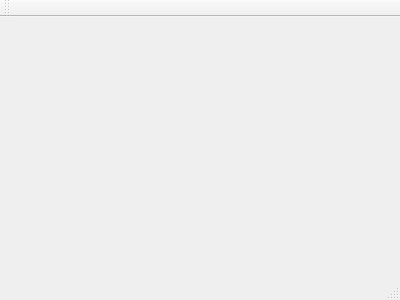
The window that View/matricedfview.ui (Valkaryne/Matrice600DF) describes before a commit, drawn with Qt 5.
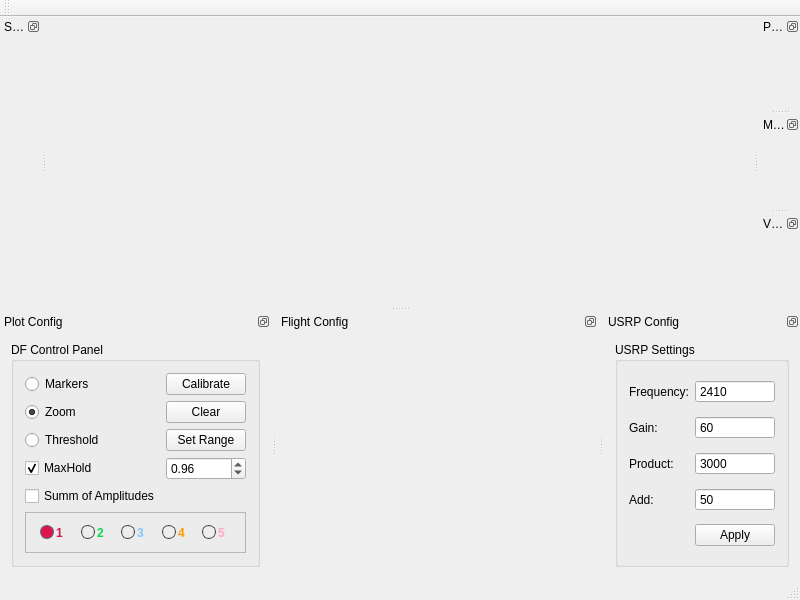
The same window after the commit.

Commit message: Added "DF Settings" and "USRP Settings" panels

```diff
--- a/View/matricedfview.ui
+++ b/View/matricedfview.ui
@@ -1,24 +1,559 @@
 <ui version="4.0">
  <class>MatriceDFView</class>
- <widget class="QMainWindow" name="MatriceDFView" >
-  <property name="geometry" >
+ <widget class="QMainWindow" name="MatriceDFView">
+  <property name="geometry">
    <rect>
     <x>0</x>
     <y>0</y>
-    <width>400</width>
-    <height>300</height>
+    <width>800</width>
+    <height>600</height>
    </rect>
   </property>
   <property name="windowTitle" >
    <string>MatriceDFView</string>
   </property>
-  <widget class="QMenuBar" name="menuBar" />
-  <widget class="QToolBar" name="mainToolBar" />
-  <widget class="QWidget" name="centralWidget" />
-  <widget class="QStatusBar" name="statusBar" />
+  <widget class="QWidget" name="centralWidget"/>
+  <widget class="QMenuBar" name="menuBar">
+   <property name="geometry">
+    <rect>
+     <x>0</x>
+     <y>0</y>
+     <width>800</width>
+     <height>21</height>
+    </rect>
+   </property>
+  </widget>
+  <widget class="QToolBar" name="mainToolBar">
+   <attribute name="toolBarArea">
+    <enum>TopToolBarArea</enum>
+   </attribute>
+   <attribute name="toolBarBreak">
+    <bool>false</bool>
+   </attribute>
+  </widget>
+  <widget class="QStatusBar" name="statusBar"/>
+  <widget class="QDockWidget" name="spectrumDockWidget">
+   <property name="features">
+    <set>QDockWidget::DockWidgetFloatable|QDockWidget::DockWidgetMovable</set>
+   </property>
+   <property name="windowTitle">
+    <string>Spectrum</string>
+   </property>
+   <attribute name="dockWidgetArea">
+    <number>1</number>
+   </attribute>
+   <widget class="QWidget" name="spectrumWidget"/>
+  </widget>
+  <widget class="QDockWidget" name="polarDockWidget">
+   <property name="features">
+    <set>QDockWidget::DockWidgetFloatable|QDockWidget::DockWidgetMovable</set>
+   </property>
+   <property name="windowTitle">
+    <string>Polar</string>
+   </property>
+   <attribute name="dockWidgetArea">
+    <number>2</number>
+   </attribute>
+   <widget class="QWidget" name="polarWidget"/>
+  </widget>
+  <widget class="QDockWidget" name="mapDockWidget">
+   <property name="features">
+    <set>QDockWidget::DockWidgetFloatable|QDockWidget::DockWidgetMovable</set>
+   </property>
+   <property name="windowTitle">
+    <string>Map</string>
+   </property>
+   <attribute name="dockWidgetArea">
+    <number>2</number>
+   </attribute>
+   <widget class="QWidget" name="mapWidget"/>
+  </widget>
+  <widget class="QDockWidget" name="videoDockWidget">
+   <property name="features">
+    <set>QDockWidget::DockWidgetFloatable|QDockWidget::DockWidgetMovable</set>
+   </property>
+   <property name="windowTitle">
+    <string>Video Stream</string>
+   </property>
+   <attribute name="dockWidgetArea">
+    <number>2</number>
+   </attribute>
+   <widget class="QWidget" name="videoWidget"/>
+  </widget>
+  <widget class="QDockWidget" name="plotConfigDockWidget">
+   <property name="sizePolicy">
+    <sizepolicy hsizetype="Maximum" vsizetype="Preferred">
+     <horstretch>0</horstretch>
+     <verstretch>0</verstretch>
+    </sizepolicy>
+   </property>
+   <property name="features">
+    <set>QDockWidget::DockWidgetFloatable|QDockWidget::DockWidgetMovable</set>
+   </property>
+   <property name="allowedAreas">
+    <set>Qt::BottomDockWidgetArea|Qt::RightDockWidgetArea|Qt::TopDockWidgetArea</set>
+   </property>
+   <property name="windowTitle">
+    <string>Plot Config</string>
+   </property>
+   <attribute name="dockWidgetArea">
+    <number>8</number>
+   </attribute>
+   <widget class="QWidget" name="plotConfigWidget">
+    <layout class="QVBoxLayout" name="verticalLayout">
+     <item>
+      <widget class="QGroupBox" name="dfControlBox">
+       <property name="title">
+        <string>DF Control Panel</string>
+       </property>
+       <layout class="QGridLayout" name="gridLayout">
+        <item row="3" column="1">
+         <widget class="QDoubleSpinBox" name="expSpinBox">
+          <property name="minimum">
+           <double>0.900000000000000</double>
+          </property>
+          <property name="maximum">
+           <double>1.000000000000000</double>
+          </property>
+          <property name="singleStep">
+           <double>0.010000000000000</double>
+          </property>
+          <property name="value">
+           <double>0.960000000000000</double>
+          </property>
+         </widget>
+        </item>
+        <item row="0" column="1">
+         <widget class="QPushButton" name="calibrateButton">
+          <property name="text">
+           <string>Calibrate</string>
+          </property>
+          <property name="checkable">
+           <bool>true</bool>
+          </property>
+         </widget>
+        </item>
+        <item row="1" column="1">
+         <widget class="QPushButton" name="clearDiagramButton">
+          <property name="text">
+           <string>Clear</string>
+          </property>
+         </widget>
+        </item>
+        <item row="5" column="0" colspan="2">
+         <widget class="QFrame" name="markerFrame">
+          <property name="frameShape">
+           <enum>QFrame::StyledPanel</enum>
+          </property>
+          <property name="frameShadow">
+           <enum>QFrame::Plain</enum>
+          </property>
+          <property name="midLineWidth">
+           <number>1</number>
+          </property>
+          <layout class="QHBoxLayout" name="horizontalLayout">
+           <item>
+            <widget class="QRadioButton" name="marker1">
+             <property name="font">
+              <font>
+               <weight>75</weight>
+               <bold>true</bold>
+              </font>
+             </property>
+             <property name="styleSheet">
+              <string notr="true">QRadioButton {
+        color: #dc144b;
+        padding: 1px 7px 1px 3px;
+        spacing: 2px;
+}
+
+QRadioButton::indicator::unchecked {
+        background-color: #EEEEEE;
+        border: 1px solid #424242;
+        border-radius: 7px;
+}
+
+QRadioButton::indicator::checked {
+        background-color: #dc144b;
+	   border: 1px solid #536D79;
+        border-radius: 7px;
+}</string>
+             </property>
+             <property name="text">
+              <string>1</string>
+             </property>
+             <property name="checked">
+              <bool>true</bool>
+             </property>
+             <attribute name="buttonGroup">
+              <string notr="true">markersButtonGroup</string>
+             </attribute>
+            </widget>
+           </item>
+           <item>
+            <widget class="QRadioButton" name="marker2">
+             <property name="font">
+              <font>
+               <weight>75</weight>
+               <bold>true</bold>
+              </font>
+             </property>
+             <property name="styleSheet">
+              <string notr="true">QRadioButton {
+        color: #0bda51;
+        padding: 1px 7px 1px 3px;
+        spacing: 2px;
+}
+
+QRadioButton::indicator::unchecked {
+        background-color: #EEEEEE;
+        border: 1px solid #424242;
+        border-radius: 7px;
+}
+
+QRadioButton::indicator::checked {
+        background-color: #0bda51;
+	    border: 1px solid #536D79;
+        border-radius: 7px;
+}</string>
+             </property>
+             <property name="text">
+              <string>2</string>
+             </property>
+             <attribute name="buttonGroup">
+              <string notr="true">markersButtonGroup</string>
+             </attribute>
+            </widget>
+           </item>
+           <item>
+            <widget class="QRadioButton" name="marker3">
+             <property name="font">
+              <font>
+               <weight>75</weight>
+               <bold>true</bold>
+              </font>
+             </property>
+             <property name="styleSheet">
+              <string notr="true">QRadioButton {
+        color: #7fc7ff;
+        padding: 1px 7px 1px 3px;
+        spacing: 2px;
+}
+
+QRadioButton::indicator::unchecked {
+        background-color: #EEEEEE;
+        border: 1px solid #424242;
+        border-radius: 7px;
+}
+
+QRadioButton::indicator::checked {
+        background-color: #7fc7ff;
+	    border: 1px solid #536D79;
+        border-radius: 7px;
+}</string>
+             </property>
+             <property name="text">
+              <string>3</string>
+             </property>
+             <attribute name="buttonGroup">
+              <string notr="true">markersButtonGroup</string>
+             </attribute>
+            </widget>
+           </item>
+           <item>
+            <widget class="QRadioButton" name="marker4">
+             <property name="font">
+              <font>
+               <weight>75</weight>
+               <bold>true</bold>
+              </font>
+             </property>
+             <property name="styleSheet">
+              <string notr="true">QRadioButton {
+        color: #ff9900;
+        padding: 1px 7px 1px 3px;
+        spacing: 2px;
+}
+
+QRadioButton::indicator::unchecked {
+        background-color: #EEEEEE;
+        border: 1px solid #424242;
+        border-radius: 7px;
+}
+
+QRadioButton::indicator::checked {
+        background-color: #ff9900;
+	    border: 1px solid #536D79;
+        border-radius: 7px;
+}</string>
+             </property>
+             <property name="text">
+              <string>4</string>
+             </property>
+             <attribute name="buttonGroup">
+              <string notr="true">markersButtonGroup</string>
+             </attribute>
+            </widget>
+           </item>
+           <item>
+            <widget class="QRadioButton" name="marker5">
+             <property name="font">
+              <font>
+               <weight>75</weight>
+               <bold>true</bold>
+              </font>
+             </property>
+             <property name="styleSheet">
+              <string notr="true">QRadioButton {
+        color: #ffaacc;
+        padding: 1px 7px 1px 3px;
+        spacing: 2px;
+}
+
+QRadioButton::indicator::unchecked {
+        background-color: #EEEEEE;
+        border: 1px solid #424242;
+        border-radius: 7px;
+}
+
+QRadioButton::indicator::checked {
+        background-color: #ffaacc;
+	    border: 1px solid #536D79;
+        border-radius: 7px;
+}</string>
+             </property>
+             <property name="text">
+              <string>5</string>
+             </property>
+             <attribute name="buttonGroup">
+              <string notr="true">markersButtonGroup</string>
+             </attribute>
+            </widget>
+           </item>
+          </layout>
+         </widget>
+        </item>
+        <item row="0" column="0">
+         <widget class="QRadioButton" name="markersRadioButton">
+          <property name="text">
+           <string>Markers</string>
+          </property>
+          <property name="checked">
+           <bool>false</bool>
+          </property>
+          <attribute name="buttonGroup">
+           <string notr="true">modeButtonGroup</string>
+          </attribute>
+         </widget>
+        </item>
+        <item row="2" column="1">
+         <widget class="QPushButton" name="setRangeButton">
+          <property name="text">
+           <string>Set Range</string>
+          </property>
+         </widget>
+        </item>
+        <item row="3" column="0">
+         <widget class="QCheckBox" name="maxHoldCheckBox">
+          <property name="text">
+           <string>MaxHold</string>
+          </property>
+          <property name="checked">
+           <bool>true</bool>
+          </property>
+         </widget>
+        </item>
+        <item row="1" column="0">
+         <widget class="QRadioButton" name="zoomRadioButton">
+          <property name="text">
+           <string>Zoom</string>
+          </property>
+          <property name="checked">
+           <bool>true</bool>
+          </property>
+          <attribute name="buttonGroup">
+           <string notr="true">modeButtonGroup</string>
+          </attribute>
+         </widget>
+        </item>
+        <item row="2" column="0">
+         <widget class="QRadioButton" name="threshRadioButton">
+          <property name="text">
+           <string>Threshold</string>
+          </property>
+          <attribute name="buttonGroup">
+           <string notr="true">modeButtonGroup</string>
+          </attribute>
+         </widget>
+        </item>
+        <item row="4" column="0">
+         <widget class="QCheckBox" name="amModeCheckBox">
+          <property name="text">
+           <string>Summ of Amplitudes</string>
+          </property>
+         </widget>
+        </item>
+       </layout>
+      </widget>
+     </item>
+    </layout>
+   </widget>
+  </widget>
+  <widget class="QDockWidget" name="flightConfigDockWidget">
+   <property name="features">
+    <set>QDockWidget::DockWidgetFloatable|QDockWidget::DockWidgetMovable</set>
+   </property>
+   <property name="allowedAreas">
+    <set>Qt::BottomDockWidgetArea|Qt::RightDockWidgetArea|Qt::TopDockWidgetArea</set>
+   </property>
+   <property name="windowTitle">
+    <string>Flight Config</string>
+   </property>
+   <attribute name="dockWidgetArea">
+    <number>8</number>
+   </attribute>
+   <widget class="QWidget" name="flightConfigWidget"/>
+  </widget>
+  <widget class="QDockWidget" name="usrpConfigDockWidget">
+   <property name="sizePolicy">
+    <sizepolicy hsizetype="Maximum" vsizetype="Preferred">
+     <horstretch>0</horstretch>
+     <verstretch>0</verstretch>
+    </sizepolicy>
+   </property>
+   <property name="features">
+    <set>QDockWidget::DockWidgetFloatable|QDockWidget::DockWidgetMovable</set>
+   </property>
+   <property name="allowedAreas">
+    <set>Qt::BottomDockWidgetArea|Qt::RightDockWidgetArea|Qt::TopDockWidgetArea</set>
+   </property>
+   <property name="windowTitle">
+    <string>USRP Config</string>
+   </property>
+   <attribute name="dockWidgetArea">
+    <number>8</number>
+   </attribute>
+   <widget class="QWidget" name="usrpConfigWidget">
+    <layout class="QGridLayout" name="gridLayout_2">
+     <item row="0" column="0">
+      <widget class="QGroupBox" name="usrpBox">
+       <property name="title">
+        <string>USRP Settings</string>
+       </property>
+       <layout class="QGridLayout" name="gridLayout_3">
+        <item row="0" column="0">
+         <widget class="QLabel" name="frequencyLabel">
+          <property name="text">
+           <string>Frequency:</string>
+          </property>
+         </widget>
+        </item>
+        <item row="0" column="1">
+         <widget class="QDoubleSpinBox" name="frequencySpinBox">
+          <property name="buttonSymbols">
+           <enum>QAbstractSpinBox::NoButtons</enum>
+          </property>
+          <property name="decimals">
+           <number>0</number>
+          </property>
+          <property name="minimum">
+           <double>70.000000000000000</double>
+          </property>
+          <property name="maximum">
+           <double>6000.000000000000000</double>
+          </property>
+          <property name="value">
+           <double>2410.000000000000000</double>
+          </property>
+         </widget>
+        </item>
+        <item row="1" column="0">
+         <widget class="QLabel" name="gainLabel">
+          <property name="text">
+           <string>Gain:</string>
+          </property>
+         </widget>
+        </item>
+        <item row="3" column="1">
+         <widget class="QDoubleSpinBox" name="addSpinxBox">
+          <property name="buttonSymbols">
+           <enum>QAbstractSpinBox::NoButtons</enum>
+          </property>
+          <property name="decimals">
+           <number>0</number>
+          </property>
+          <property name="maximum">
+           <double>32000.000000000000000</double>
+          </property>
+          <property name="value">
+           <double>50.000000000000000</double>
+          </property>
+         </widget>
+        </item>
+        <item row="1" column="1">
+         <widget class="QDoubleSpinBox" name="gainSpinBox">
+          <property name="buttonSymbols">
+           <enum>QAbstractSpinBox::NoButtons</enum>
+          </property>
+          <property name="decimals">
+           <number>0</number>
+          </property>
+          <property name="minimum">
+           <double>1.000000000000000</double>
+          </property>
+          <property name="maximum">
+           <double>60.000000000000000</double>
+          </property>
+          <property name="value">
+           <double>60.000000000000000</double>
+          </property>
+         </widget>
+        </item>
+        <item row="2" column="1">
+         <widget class="QDoubleSpinBox" name="productSpinBox">
+          <property name="buttonSymbols">
+           <enum>QAbstractSpinBox::NoButtons</enum>
+          </property>
+          <property name="decimals">
+           <number>0</number>
+          </property>
+          <property name="maximum">
+           <double>32000.000000000000000</double>
+          </property>
+          <property name="value">
+           <double>3000.000000000000000</double>
+          </property>
+         </widget>
+        </item>
+        <item row="3" column="0">
+         <widget class="QLabel" name="addLabel">
+          <property name="text">
+           <string>Add:</string>
+          </property>
+         </widget>
+        </item>
+        <item row="2" column="0">
+         <widget class="QLabel" name="productLabel">
+          <property name="text">
+           <string>Product:</string>
+          </property>
+         </widget>
+        </item>
+        <item row="4" column="1">
+         <widget class="QPushButton" name="applyButton">
+          <property name="text">
+           <string>Apply</string>
+          </property>
+         </widget>
+        </item>
+       </layout>
+      </widget>
+     </item>
+    </layout>
+   </widget>
+  </widget>
  </widget>
- <layoutDefault spacing="6" margin="11" />
- <pixmapfunction></pixmapfunction>
+ <layoutdefault spacing="6" margin="11"/>
  <resources/>
  <connections/>
 </ui>
```
Left out of the diff: 7 changed lines with no effect on the pictures.
